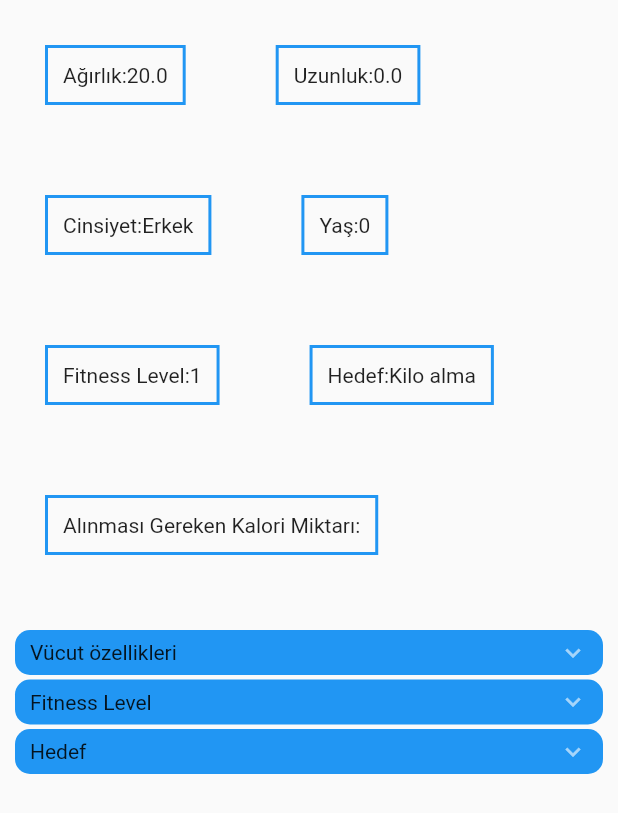
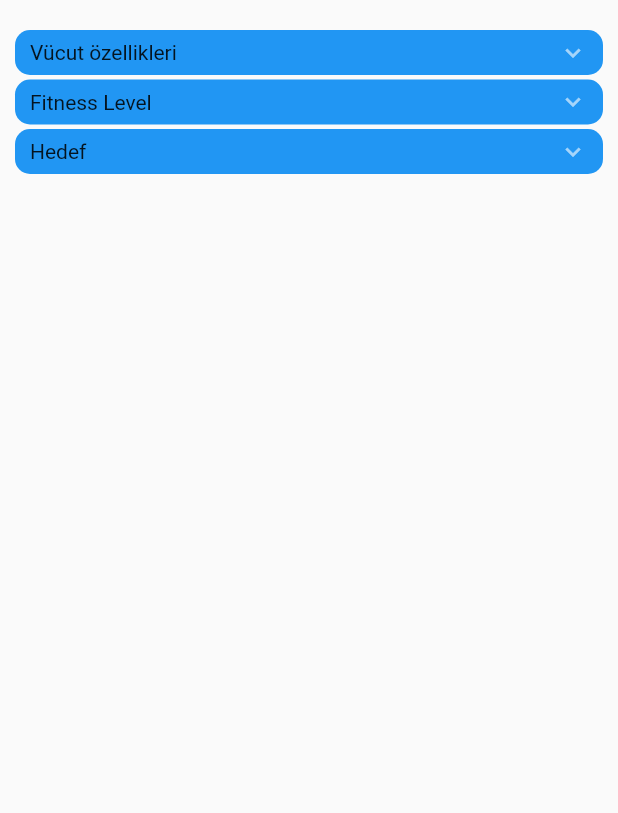
Before and after one commit to JustCodeItOrganization/Sportfit, a Flutter app: the ProfileView screen opened directly, on a phone screen of 412 x 824 dp. Shown: the top 813 px of the screen. Run offline on Flutter 3.47's test engine with Material 2 defaults, Android fonts, the phone set to English and light mode, and no system bars; drawn by our look-alikes of accordion; our stand-ins replace get, google_fonts, numberpicker, sqflite; accounts and stored records are empty; network calls fail.

Commit message:
profil sayfası düzenlendi

```diff
--- a/lib/view/page_cardio_view.dart
+++ b/lib/view/page_cardio_view.dart
@@ -1,5 +1,3 @@
-import 'dart:ffi';
-
 import 'package:flutter/material.dart';
 import 'package:flutter/rendering.dart';
 import 'package:flutter_application_2/view/complete_timer_view.dart';
--- a/lib/view/profile_view.dart
+++ b/lib/view/profile_view.dart
@@ -12,16 +12,32 @@ class ProfileView extends StatefulWidget {
   _ProfileViewState createState() => _ProfileViewState();
 }
 
+List<String> goalSelectionItems = [
+  "Kilo Almak",
+  "Kilo Vermek",
+  "Stabil Kalmak"
+];
+List<String> genderSelectionItems = ["Erkek", "Kadın"];
+//List<String> fitnessLevelSelectionItems = ['1', '2', '3', '4', '5'];
+List<String> fitnessLevelSelectionItems = <String>[
+  'Sedanter (0 gün spor)',
+  'Az aktif (1-3 gün spor)',
+  'Ortalama akttif (3-5 gün spor)',
+  'Çok aktif (6-7 gün spor)',
+  'Ekstra aktif (profesyonel performans)'
+];
+
 class _ProfileViewState extends State<ProfileView> {
   bool genderF = true;
   int fitnesslevelF = 0;
   int goalF = 0;
   double target_calorie = 0;
 
+  String fitnessLevel = fitnessLevelSelectionItems.first;
   double weight = 0;
   double height = 0;
   int age = 0;
-  String fitnessLevel = "1";
+
   String selectedGender = 'Erkek';
   String gender = 'Erkek';
   bool isProfileFetched = false;
@@ -31,21 +47,6 @@ class _ProfileViewState extends State<ProfileView> {
   final _heightTextController = TextEditingController();
   final _ageTextController = TextEditingController();
   late Future<Profile> futureProfile;
-
-  List<String> goalSelectionItems = [
-    "Kilo Almak",
-    "Kilo Vermek",
-    "Stabil Kalmak"
-  ];
-  List<String> genderSelectionItems = ["Erkek", "Kadın"];
-  //List<String> fitnessLevelSelectionItems = ['1', '2', '3', '4', '5'];
-  List<String> fitnessLevelSelectionItems = [
-    'Sedanter (0 gün spor)',
-    'Az aktif (1-3 gün spor)',
-    'Ortalama akttif (3-5 gün spor) ',
-    'Çok aktif (6-7 gün spor)',
-    'Ekstra aktif (profesyonel performans)'
-  ];
 
   // 1 -> sedentary (little to no exercise)
   // 2 -> lightly active (light exercise 1–3 days per week)
@@ -89,29 +90,7 @@ class _ProfileViewState extends State<ProfileView> {
                 isProfileFetched = true;
                 goal = profile.goal;
               }
-
               return Column(children: [
-                Column(children: [
-                  Row(children: [
-                    StyledText('Ağırlık:${weight.toString()}'),
-                    StyledText('Uzunluk:${height.toString()}')
-                  ])
-                ]),
-                Row(
-                  children: [
-                    StyledText('Cinsiyet:${gender.toString()}'),
-                    StyledText('Yaş:${age.toString()}')
-                  ],
-                ),
-                Row(
-                  children: [
-                    StyledText('Fitness Level:${fitnessLevel.toString()}'),
-                    StyledText('Hedef:${goal}'),
-                  ],
-                ),
-                Row(
-                  children: [StyledText('Alınması Gereken Kalori Miktarı:')],
-                ),
                 Form(
                     key: _formKey,
                     child: Accordion(children: [
@@ -128,7 +107,6 @@ class _ProfileViewState extends State<ProfileView> {
                                 if (value == null || value.isEmpty) {
                                   return 'Ağırlık boş olamaz';
                                 }
-
                                 try {
                                   double.parse(value);
                                 } on FormatException {
@@ -210,17 +188,18 @@ class _ProfileViewState extends State<ProfileView> {
                         header: const Text('Fitness Level'),
                         content: Column(
                           children: [
-                            DropDownMenu(
-                                items: fitnessLevelSelectionItems,
-                                onChangedCallBack: (selected) {
-                                  String value = '';
-                                  if (selected == null) {
-                                    value = '1';
-                                  } else {
+                            DropdownButtonFormField<String>(
+                              disabledHint:
+                                  Text(fitnessLevelSelectionItems.first),
+                              value: fitnessLevelSelectionItems.first,
+                              icon: const Icon(Icons.sports),
+                              elevation: 16,
+                              onChanged: (selected) {
+                                String? value = '';
+                                print(selected);
                                 value = selected;
-                                  }
                                 setState(() {
-                                    fitnessLevel = value;
+                                  fitnessLevel = value!;
                                   if (fitnessLevel[0] == 'S') {
                                     fitnesslevelF = 1;
                                   } else if (fitnessLevel[0] == 'A') {
@@ -232,9 +211,9 @@ class _ProfileViewState extends State<ProfileView> {
                                   } else if (fitnessLevel[0] == 'E') {
                                     fitnesslevelF = 5;
                                   }
+
                                   double target_calorie = calorie_decision(
                                       genderF,
-                                        gender,
                                       age,
                                       weight,
                                       height,
@@ -242,7 +221,17 @@ class _ProfileViewState extends State<ProfileView> {
                                       goalF);
                                 });
                               },
-                                currentItem: fitnessLevel.toString()),
+                              items: fitnessLevelSelectionItems
+                                  .map<DropdownMenuItem<String>>((item) {
+                                return DropdownMenuItem(
+                                  value: item,
+                                  child: Text(
+                                    item,
+                                    textAlign: TextAlign.center,
+                                  ),
+                                );
+                              }).toList(),
+                            )
                           ],
                         ),
                       ),
@@ -250,9 +239,12 @@ class _ProfileViewState extends State<ProfileView> {
                           header: const Text('Hedef'),
                           content: Column(
                             children: [
-                              DropDownMenu(
-                                  items: goalSelectionItems,
-                                  onChangedCallBack: (selected) {
+                              DropdownButtonFormField<String>(
+                                disabledHint: Text(goalSelectionItems.first),
+                                value: goalSelectionItems.first,
+                                icon: const Icon(Icons.sports),
+                                elevation: 16,
+                                onChanged: (selected) {
                                   String value = '';
                                   if (selected == null) {
                                     value = 'Kilo Almak';
@@ -270,7 +262,17 @@ class _ProfileViewState extends State<ProfileView> {
                                     }
                                   });
                                 },
-                                  currentItem: goal)
+                                items: goalSelectionItems
+                                    .map<DropdownMenuItem<String>>((item) {
+                                  return DropdownMenuItem(
+                                    value: item,
+                                    child: Text(
+                                      item,
+                                      textAlign: TextAlign.center,
+                                    ),
+                                  );
+                                }).toList(),
+                              )
                             ],
                           ))
                     ])),
```
Also changed, not shown: lib/view_model/utility_functions_view_model.dart (+61 -58 lines). Lines whose indentation alone changed are shown as unchanged.
